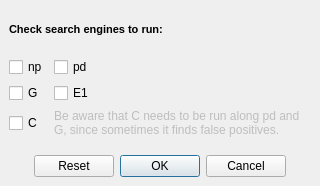
Qt form apseekerpickerdialog.ui (franciscoadasme/a2epg) before a commit.
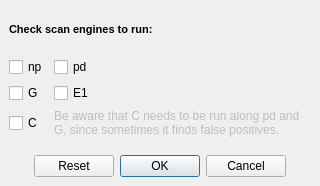
The same form after that commit.

Commit message: Changed Run action name for Scan

The edit to the form file:
```diff
--- a/apseekerpickerdialog.ui
+++ b/apseekerpickerdialog.ui
@@ -60,8 +60,8 @@
         <string>&lt;!DOCTYPE HTML PUBLIC &quot;-//W3C//DTD HTML 4.0//EN&quot; &quot;http://www.w3.org/TR/REC-html40/strict.dtd&quot;&gt;
 &lt;html&gt;&lt;head&gt;&lt;meta name=&quot;qrichtext&quot; content=&quot;1&quot; /&gt;&lt;style type=&quot;text/css&quot;&gt;
 p, li { white-space: pre-wrap; }
-&lt;/style&gt;&lt;/head&gt;&lt;body style=&quot; font-family:'MS Shell Dlg 2'; font-size:8.25pt; font-weight:400; font-style:normal;&quot;&gt;
-&lt;p style=&quot; margin-top:0px; margin-bottom:0px; margin-left:0px; margin-right:0px; -qt-block-indent:0; text-indent:0px;&quot;&gt;&lt;span style=&quot; font-size:8pt; font-weight:600;&quot;&gt;Check search engines to run:&lt;/span&gt;&lt;/p&gt;&lt;/body&gt;&lt;/html&gt;</string>
+&lt;/style&gt;&lt;/head&gt;&lt;body style=&quot; font-family:'MS Shell Dlg 2'; font-size:8pt; font-weight:400; font-style:normal;&quot;&gt;
+&lt;p style=&quot; margin-top:0px; margin-bottom:0px; margin-left:0px; margin-right:0px; -qt-block-indent:0; text-indent:0px;&quot;&gt;&lt;span style=&quot; font-weight:600;&quot;&gt;Check scan engines to run:&lt;/span&gt;&lt;/p&gt;&lt;/body&gt;&lt;/html&gt;</string>
        </property>
       </widget>
      </item>
```
The commit also changes 2 other files.
